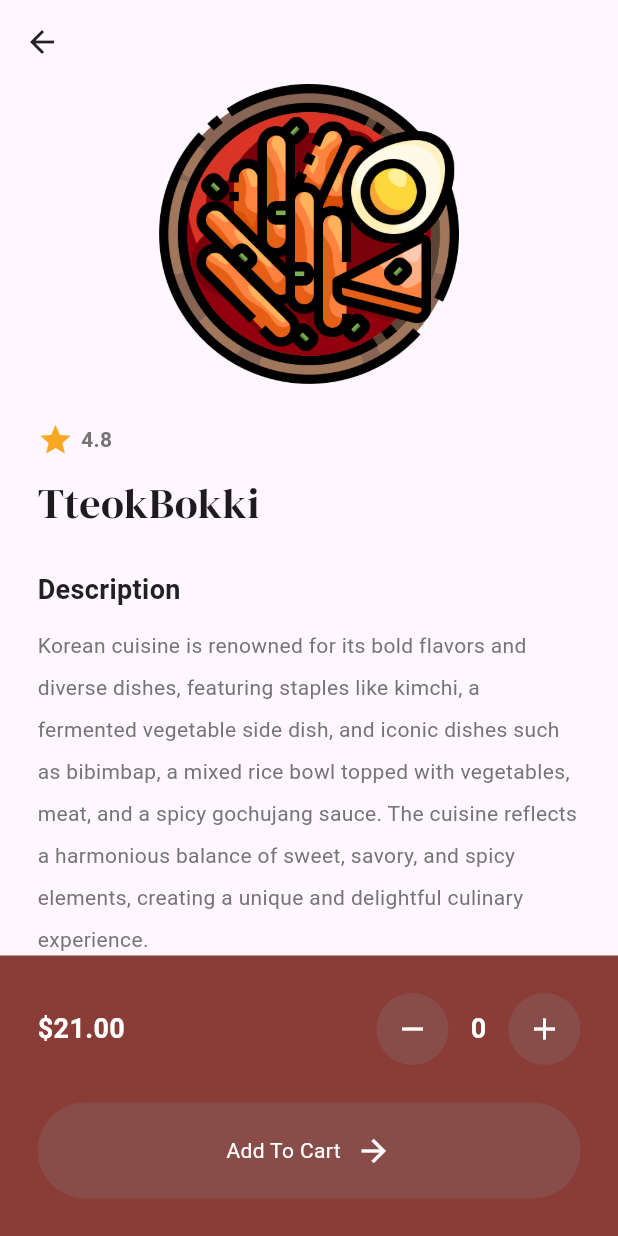
After one commit to jungwonJung/korean-restaurant-app, a Flutter app: the MenuPage screen opened by its route, after a tap on "TteokBokki", on a phone screen of 412 x 824 dp. The commit adds this screen. Run offline on Flutter 3.47's test engine with Material 3 defaults, Android fonts, the phone set to English and light mode, and no system bars; our stand-ins replace google_fonts.

Commit message:
add feature detail page and menu page

```diff
--- a/lib/components/food_tile.dart
+++ b/lib/components/food_tile.dart
@@ -5,11 +5,15 @@ import '../models/food.dart';
 
 class FoodTile extends StatelessWidget {
   final Food food;
-  const FoodTile({super.key, required this.food});
+  final void Function()? onTap;
+
+  const FoodTile({super.key, required this.food, required this.onTap});
 
   @override
   Widget build(BuildContext context) {
-    return Container(
+    return GestureDetector(
+      onTap: onTap,
+      child: Container(
         decoration: BoxDecoration(
             color: Colors.grey[100], borderRadius: BorderRadius.circular(20)),
         margin: const EdgeInsets.only(left: 25.0),
@@ -53,6 +57,7 @@ class FoodTile extends StatelessWidget {
             )
           ],
         ),
+      ),
     );
   }
 }
--- /dev/null
+++ b/lib/pages/food_details_page.dart
@@ -0,0 +1,199 @@
+import 'package:flutter/material.dart';
+import 'package:google_fonts/google_fonts.dart';
+import 'package:sushi_app/components/button.dart';
+import 'package:sushi_app/models/food.dart';
+import 'package:sushi_app/theme/colors.dart';
+
+class FoodDetailsPage extends StatefulWidget {
+  final Food food;
+
+  const FoodDetailsPage({super.key, required this.food});
+
+  @override
+  State<FoodDetailsPage> createState() => _FoodDetailsPageState();
+}
+
+class _FoodDetailsPageState extends State<FoodDetailsPage> {
+  // quantity
+  int quantityCount = 0;
+
+  // decrement quantity
+  void decrementQuantity() {
+    setState(() {
+      if (quantityCount <= 0) {
+        quantityCount == 0;
+      } else {
+        quantityCount--;
+      }
+    });
+  }
+
+  // increment quantity
+  void incrementQuantity() {
+    setState(() {
+      quantityCount++;
+    });
+  }
+
+  void addToCart() {}
+
+  @override
+  Widget build(BuildContext context) {
+    return Scaffold(
+      appBar: AppBar(
+        backgroundColor: Colors.transparent,
+        elevation: 0,
+        foregroundColor: Colors.grey[900],
+      ),
+      body: Column(
+        children: [
+          Expanded(
+            child: Padding(
+              padding: const EdgeInsets.symmetric(horizontal: 25.0),
+              child: ListView(
+                children: [
+                  // image
+                  Image.asset(
+                    widget.food.imagePath,
+                    height: 200,
+                  ),
+                  const SizedBox(
+                    height: 25,
+                  ),
+
+                  // rating
+                  Row(
+                    children: [
+                      // star icon
+                      Icon(
+                        Icons.star,
+                        color: Colors.yellow[800],
+                      ),
+
+                      const SizedBox(
+                        width: 5,
+                      ),
+
+                      Text(
+                        widget.food.rating,
+                        style: TextStyle(
+                            color: Colors.grey[600],
+                            fontWeight: FontWeight.bold),
+                      )
+                    ],
+                  ),
+
+                  const SizedBox(
+                    height: 10,
+                  ),
+                  // food name
+                  Text(
+                    widget.food.name,
+                    style: GoogleFonts.dmSerifDisplay(fontSize: 28),
+                  ),
+
+                  const SizedBox(
+                    height: 25,
+                  ),
+
+                  // desc
+
+                  Text(
+                    "Description",
+                    style: TextStyle(
+                        color: Colors.grey[900],
+                        fontWeight: FontWeight.bold,
+                        fontSize: 18),
+                  ),
+
+                  const SizedBox(
+                    height: 10,
+                  ),
+
+                  Text(
+                    "Korean cuisine is renowned for its bold flavors and diverse dishes, featuring staples like kimchi, a fermented vegetable side dish, and iconic dishes such as bibimbap, a mixed rice bowl topped with vegetables, meat, and a spicy gochujang sauce. The cuisine reflects a harmonious balance of sweet, savory, and spicy elements, creating a unique and delightful culinary experience.",
+                    style: TextStyle(
+                      color: Colors.grey[600],
+                      fontSize: 14,
+                      height: 2,
+                    ),
+                  )
+                ],
+              ),
+            ),
+          ),
+          Container(
+            color: primaryColor,
+            padding: const EdgeInsets.all(25),
+            child: Column(
+              children: [
+                // price + quantity
+                Row(
+                  mainAxisAlignment: MainAxisAlignment.spaceBetween,
+                  children: [
+                    Text(
+                      "\$" + widget.food.price,
+                      style: TextStyle(
+                          color: Colors.white,
+                          fontWeight: FontWeight.bold,
+                          fontSize: 18),
+                    ),
+
+                    // quantity
+
+                    Row(
+                      children: [
+                        // minus button
+                        Container(
+                          decoration: BoxDecoration(
+                              color: buttonCOlor, shape: BoxShape.circle),
+                          child: IconButton(
+                            icon: const Icon(
+                              Icons.remove,
+                              color: Colors.white,
+                            ),
+                            onPressed: decrementQuantity,
+                          ),
+                        ),
+
+                        SizedBox(
+                          width: 40,
+                          child: Center(
+                            child: Text(
+                              quantityCount.toString(),
+                              style: const TextStyle(
+                                  color: Colors.white,
+                                  fontWeight: FontWeight.bold,
+                                  fontSize: 18),
+                            ),
+                          ),
+                        ),
+
+                        Container(
+                          decoration: BoxDecoration(
+                              color: buttonCOlor, shape: BoxShape.circle),
+                          child: IconButton(
+                            icon: const Icon(
+                              Icons.add,
+                              color: Colors.white,
+                            ),
+                            onPressed: incrementQuantity,
+                          ),
+                        )
+                      ],
+                    )
+                  ],
+                ),
+                const SizedBox(
+                  height: 25,
+                ),
+                // add to cart button
+                MyButton(text: "Add To Cart", onTap: addToCart)
+              ],
+            ),
+          )
+        ],
+      ),
+    );
+  }
+}
--- a/lib/pages/menu_page.dart
+++ b/lib/pages/menu_page.dart
@@ -5,6 +5,7 @@ import 'package:sushi_app/components/food_tile.dart';
 import 'package:sushi_app/models/food.dart';
 
 import '../theme/colors.dart';
+import 'food_details_page.dart';
 
 class MenuPage extends StatefulWidget {
   const MenuPage({super.key});
@@ -36,6 +37,16 @@ class _MenuPageState extends State<MenuPage> {
         price: "17.00",
         rating: "4.9")
   ];
+
+  void navigateToFoodDetails(int index) {
+    Navigator.push(
+        context,
+        MaterialPageRoute(
+          builder: (context) => FoodDetailsPage(
+            food: foodMenu[index],
+          ),
+        ));
+  }
 
   @override
   Widget build(BuildContext context) {
@@ -123,11 +134,15 @@ class _MenuPageState extends State<MenuPage> {
           ),
 
           Expanded(
-              child: ListView.builder(
-                  scrollDirection: Axis.horizontal,
-                  itemCount: foodMenu.length,
-                  itemBuilder: (context, index) =>
-                      FoodTile(food: foodMenu[index]))),
+            child: ListView.builder(
+              scrollDirection: Axis.horizontal,
+              itemCount: foodMenu.length,
+              itemBuilder: (context, index) => FoodTile(
+                food: foodMenu[index],
+                onTap: () => navigateToFoodDetails(index),
+              ),
+            ),
+          ),
           // popular food
 
           const SizedBox(
```
Lines whose indentation alone changed are shown as unchanged.
